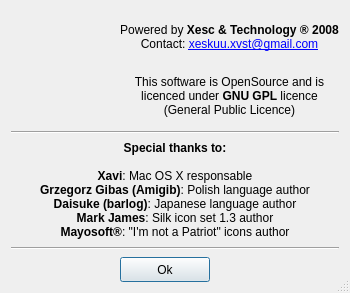
Above: ui/credits.ui from ckorn/xvst before the change. Below: the same form after it.
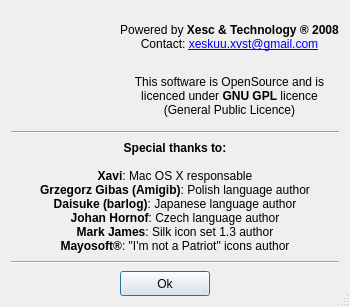
That is the form after the change. Icons and pictures are not drawn.

Commit message: - Added Czech language author in Credits form

What changed in the file:
```diff
--- a/ui/credits.ui
+++ b/ui/credits.ui
@@ -6,7 +6,7 @@
     <x>0</x>
     <y>0</y>
     <width>350</width>
-    <height>293</height>
+    <height>307</height>
    </rect>
   </property>
   <property name="windowTitle" >
@@ -71,7 +71,7 @@
    <item row="3" column="0" colspan="3" >
     <widget class="QLabel" name="label_5" >
      <property name="text" >
-      <string>&lt;b>Special thanks to:&lt;/b>&lt;br>&lt;br>&lt;b>Xavi&lt;/b>: Mac OS X responsable&lt;br>&lt;b>Grzegorz Gibas (Amigib)&lt;/b>: Polish language author&lt;br>&lt;b>Daisuke (barlog)&lt;/b>: Japanese language author&lt;br>&lt;b>Mark James&lt;/b>: Silk icon set 1.3 author&lt;br>&lt;b>Mayosoft®&lt;/b>: "I'm not a Patriot" icons author</string>
+      <string>&lt;b>Special thanks to:&lt;/b>&lt;br>&lt;br>&lt;b>Xavi&lt;/b>: Mac OS X responsable&lt;br>&lt;b>Grzegorz Gibas (Amigib)&lt;/b>: Polish language author&lt;br>&lt;b>Daisuke (barlog)&lt;/b>: Japanese language author&lt;br>&lt;b>Johan Hornof&lt;/b>: Czech language author&lt;br>&lt;b>Mark James&lt;/b>: Silk icon set 1.3 author&lt;br>&lt;b>Mayosoft®&lt;/b>: "I'm not a Patriot" icons author</string>
      </property>
      <property name="alignment" >
       <set>Qt::AlignCenter</set>
```
The commit also changes 6 other files.
